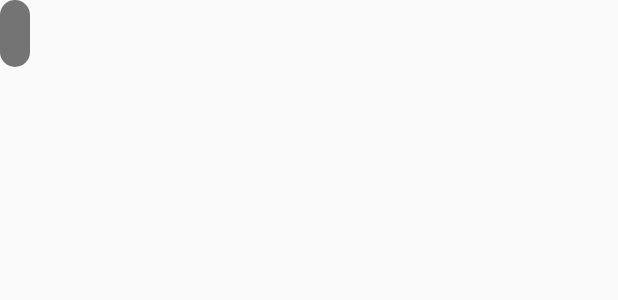
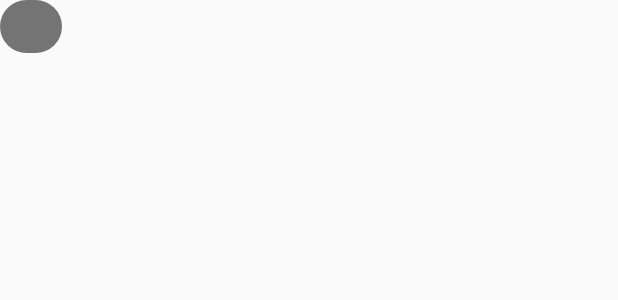
Before and after one commit to ulshi/OneDayOneView, an Android app: the layout toast_text.xml on its own in the app's theme, with its tools: preview values and no code run, on a phone screen of 412 x 824 dp. Shown: the top 300 px of the screen. Run offline under Robolectric (Android 15) with nearby library versions, the phone set to English and light mode, and no system bars.

Commit message:
toast compelete

```diff
--- a/toast/src/main/res/drawable/shape_toast_bg.xml
+++ b/toast/src/main/res/drawable/shape_toast_bg.xml
@@ -3,4 +3,5 @@
     android:shape="rectangle">
     <corners android:radius="30dp"/>
     <solid android:color="#88000000"/>
+
 </shape>
--- a/toast/src/main/res/drawable/shape_toast_bg_green.xml
+++ b/toast/src/main/res/drawable/shape_toast_bg_green.xml
@@ -2,5 +2,6 @@
 <shape xmlns:android="http://schemas.android.com/apk/res/android"
     android:shape="rectangle">
     <corners android:radius="30dp"/>
-    <solid android:color="#881DB34A"/>
+    <solid android:color="#1DB34A"/>
+
 </shape>
--- a/toast/src/main/res/drawable/shape_toast_bg_orange.xml
+++ b/toast/src/main/res/drawable/shape_toast_bg_orange.xml
@@ -2,5 +2,6 @@
 <shape xmlns:android="http://schemas.android.com/apk/res/android"
     android:shape="rectangle">
     <corners android:radius="30dp"/>
-    <solid android:color="#88FF8800"/>
+    <solid android:color="#FF8800"/>
+
 </shape>
--- a/toast/src/main/res/drawable/shape_toast_bg_red.xml
+++ b/toast/src/main/res/drawable/shape_toast_bg_red.xml
@@ -2,5 +2,6 @@
 <shape xmlns:android="http://schemas.android.com/apk/res/android"
     android:shape="rectangle">
     <corners android:radius="30dp"/>
-    <solid android:color="#88E75427"/>
+    <solid android:color="#E75427"/>
+
 </shape>
--- a/toast/src/main/res/layout/toast_text.xml
+++ b/toast/src/main/res/layout/toast_text.xml
@@ -6,13 +6,18 @@
     android:layout_height="wrap_content"
     android:minHeight="18dp"
     android:background="@drawable/shape_toast_bg"
-    android:padding="10dp"
+    android:paddingRight="15dp"
+    android:paddingLeft="15dp"
+    android:paddingTop="5dp"
+    android:paddingBottom="5dp"
     android:orientation="vertical">
     <TextView
         android:id="@+id/txt_toast"
         android:layout_width="wrap_content"
         android:layout_height="wrap_content"
         android:textSize="18sp"
+        android:paddingLeft="5dp"
+        android:paddingRight="5dp"
         android:textColor="@color/white"
         android:gravity="center_vertical"
         />
```
Also changed, not shown: toast/src/main/java/com/cupster/lib/views/util/ToastUtil.java (+15 -5 lines), toast/src/main/res/mipmap-xhdpi/icon_err.png, toast/src/main/res/mipmap-xhdpi/icon_info.png, toast/src/main/res/mipmap-xhdpi/icon_ok.png.
